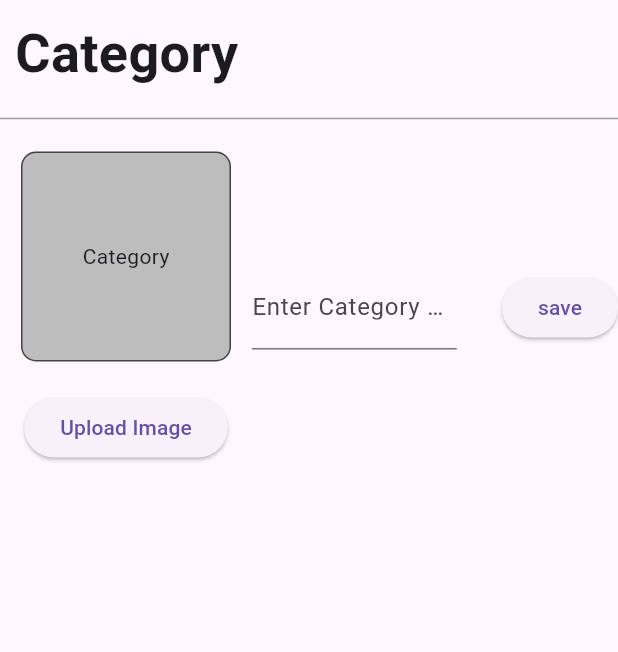
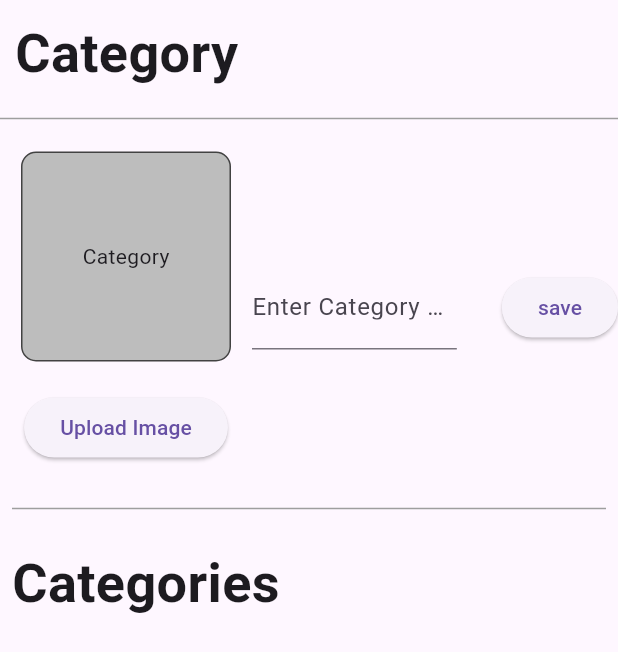
Before and after one commit to Medagangoda/multi_web_admin, a Flutter app: the CategoriesScreen widget shown alone on an empty page, opened directly, on a phone screen of 412 x 824 dp. Shown: the top 652 px of the screen. Run offline on Flutter 3.47's test engine with Material 3 defaults, Android fonts, the phone set to English and light mode, and no system bars; our stand-ins replace cloud_firestore, file_picker, firebase_core, firebase_storage, flutter_easyloading; missing offline and left inert: flutter_admin_scaffold; accounts and stored records are empty.

Commit message:
Retrive Categories and Banners

```diff
--- a/multi_web_admin/lib/views/screens/side_bar_screens/categories_screen.dart
+++ b/multi_web_admin/lib/views/screens/side_bar_screens/categories_screen.dart
@@ -3,6 +3,7 @@
 import 'package:firebase_storage/firebase_storage.dart';
 import 'package:flutter/material.dart';
 import 'package:flutter_easyloading/flutter_easyloading.dart';
+import 'package:multi_web_admin/views/screens/side_bar_screens/widgets/category_widget.dart';
 
 class CategoriesScreen extends StatefulWidget {
   static const String routeName = '\CategoriesScreen';
@@ -61,10 +62,13 @@
       await _firestore.collection('categories').doc(fileName).set({
         'image': imageUrl,
         'categoryName': categoryName,
+
       }).whenComplete( () {
+
         EasyLoading.dismiss();
         setState(() {
           _image = null;
+          _formKey.currentState!.reset();
         });
       });
 
@@ -164,7 +168,27 @@
                   child: Text('save'),
                 ),
               ],
-            )
+            ),
+
+            Padding(
+              padding: const EdgeInsets.all(8.0),
+              child: Divider(
+                color: Colors.grey,
+              ),
+            ),
+            Padding(
+              padding: const EdgeInsets.all(8.0),
+              child: Container(
+                alignment: Alignment.topLeft,
+                child: Text('Categories',
+                style: TextStyle(
+                  fontSize: 36,
+                  fontWeight: FontWeight.bold,
+                ),),
+              ),
+            ),
+
+            CategoryWidget(),
           ],
         ),
       ),
--- /dev/null
+++ b/multi_web_admin/lib/views/screens/side_bar_screens/widgets/category_widget.dart
@@ -0,0 +1,52 @@
+import 'package:cloud_firestore/cloud_firestore.dart';
+import 'package:flutter/material.dart';
+
+class CategoryWidget extends StatelessWidget {
+  const CategoryWidget({super.key});
+
+  @override
+  Widget build(BuildContext context) {
+    final Stream<QuerySnapshot> _categoriesStream =
+        FirebaseFirestore.instance.collection('categories').snapshots();
+
+    return StreamBuilder<QuerySnapshot>(
+      stream: _categoriesStream,
+      builder: (BuildContext context, AsyncSnapshot<QuerySnapshot> snapshot) {
+        if (snapshot.hasError) {
+          return Text('Something went wrong');
+        }
+
+        if (snapshot.connectionState == ConnectionState.waiting) {
+          return Center(
+            child: CircularProgressIndicator(
+              color: Colors.cyan,
+            ),
+          );
+        }
+
+        return GridView.builder(
+            shrinkWrap: true,
+            itemCount: snapshot.data!.size,
+            gridDelegate: SliverGridDelegateWithFixedCrossAxisCount(
+                crossAxisCount: 6, mainAxisSpacing: 8, crossAxisSpacing: 8),
+            itemBuilder: (context, index) {
+              final categoryData = snapshot.data!.docs[index];
+              return Column(
+                children: [
+                  SizedBox(
+                    height: 100,
+                    width: 100,
+                    child: Image.network(
+                      categoryData['image'],
+                    ),
+                  ),
+                  Text(
+                    categoryData['categoryName'],
+                  ),
+                ],
+              );
+            });
+      },
+    );
+  }
+}
```
Also changed, not shown: multi_web_admin/lib/views/screens/side_bar_screens/upload_banner_screen.dart (+25 -3 lines), multi_web_admin/lib/views/screens/side_bar_screens/widgets/banner_widget.dart (added, +50 -0 lines), multi_web_admin/pubspec.lock.
